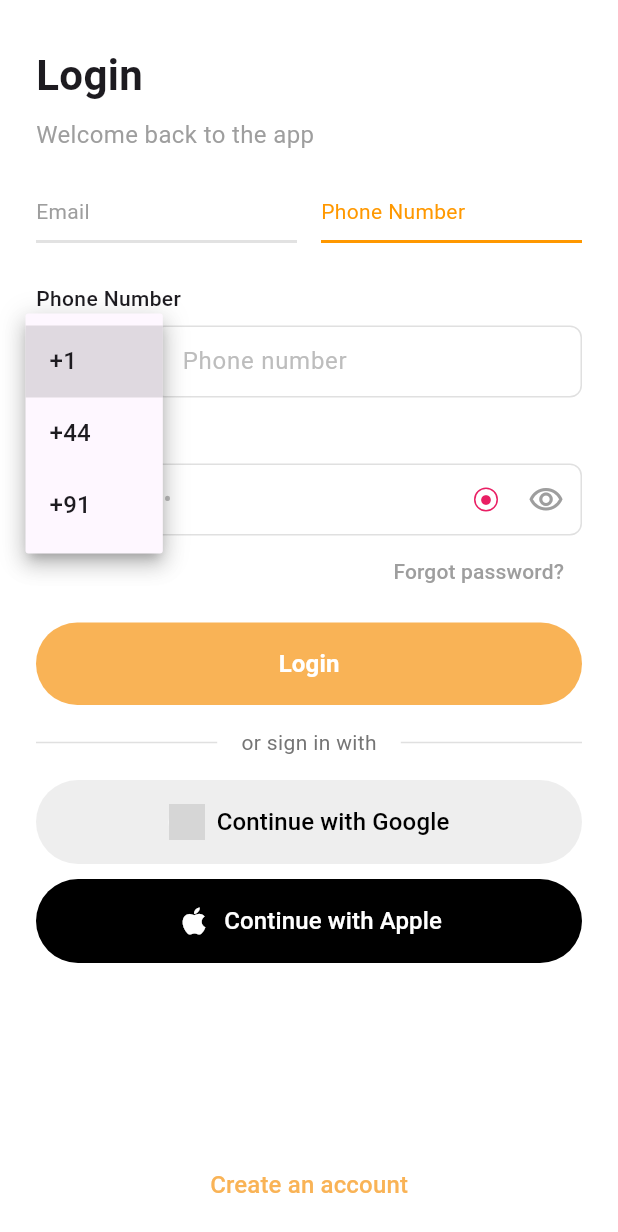
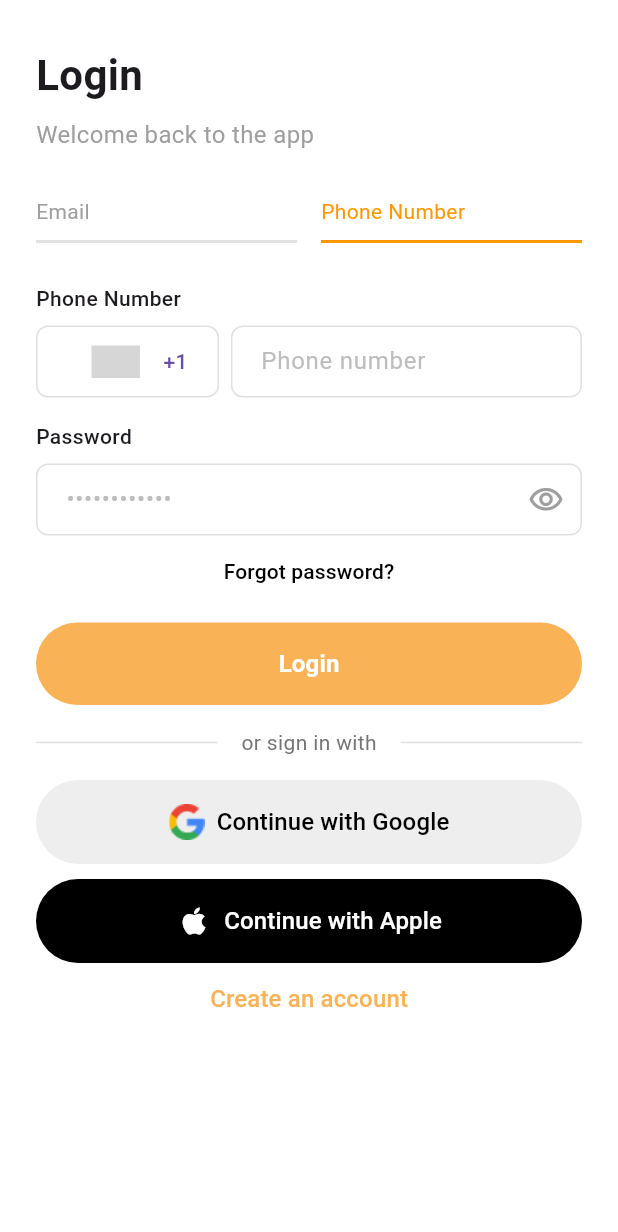
Before and after one commit to engbasel/Stronger-Kiddos, a Flutter app: the Loginview screen opened by its route, after a tap on "Phone Number", after a tap on "+1", on a phone screen of 412 x 824 dp. Shown: the top 1232 px of the screen. Run offline on Flutter 3.47's test engine with Material 3 defaults, Android fonts, the phone set to English and light mode, and no system bars; drawn by our look-alikes of country_code_picker; our stand-ins replace dio, shared_preferences; accounts and stored records are empty; project files that could hold a hidden picture were left out; grey boxes are pictures that could not be loaded.

Commit message:
`feat: updated login view with new form fields and layout`

```diff
--- a/lib/features/authentication/presentation/login/login_view.dart
+++ b/lib/features/authentication/presentation/login/login_view.dart
@@ -1,4 +1,6 @@
 import 'package:flutter/material.dart';
+import 'package:strongerkiddos/features/authentication/presentation/widgets/buildEmailForm.dart';
+import 'package:strongerkiddos/features/authentication/presentation/widgets/buildPhoneForm.dart';
 
 // Login tab options
 enum LoginTabOption { email, phone }
@@ -19,9 +21,6 @@ class _LoginviewState extends State<Loginview> {
   final TextEditingController _passwordController = TextEditingController();
   final TextEditingController _phoneController = TextEditingController();
 
-  // Country code for phone number
-  String _selectedCountryCode = '+1';
-
   @override
   void dispose() {
     _emailController.dispose();
@@ -37,8 +36,8 @@ class _LoginviewState extends State<Loginview> {
       body: SafeArea(
         child: Padding(
           padding: const EdgeInsets.symmetric(horizontal: 24.0),
-          child: Column(
-            crossAxisAlignment: CrossAxisAlignment.start,
+          child: ListView(
+            // crossAxisAlignment: CrossAxisAlignment.start,
             children: [
               const SizedBox(height: 30),
               const Text(
@@ -51,24 +50,32 @@ class _LoginviewState extends State<Loginview> {
                 style: TextStyle(fontSize: 16, color: Colors.grey),
               ),
               const SizedBox(height: 30),
-
-              // Tab options
-              _buildTabOptions(),
-
+              buildTabOptions(),
               const SizedBox(height: 20),
-
               // Login form based on selected tab
               if (_selectedTab == LoginTabOption.email)
-                _buildEmailForm()
-              else
-                _buildPhoneForm(),
+                CustomTextField(
+                  controller: _emailController,
+                  label: 'Email',
+                  hintText: 'Enter your email',
+                  keyboardType: TextInputType.emailAddress,
+                  obscureText: false,
+                ),
 
+              if (_selectedTab == LoginTabOption.phone)
+                PhoneNumberField(
+                  onCountryCodeChanged: (value) {
+                    setState(() {});
+                  },
+                  // countryCodes: [],
+                  phoneController: _phoneController,
+                ),
               const SizedBox(height: 16),
 
               // Password field
-              _buildPasswordField(),
+              buildPasswordField(),
 
-              _buildForgotPassword(),
+              buildForgotPassword(),
 
               const SizedBox(height: 10),
 
@@ -99,7 +106,7 @@ class _LoginviewState extends State<Loginview> {
     );
   }
 
-  Widget _buildTabOptions() {
+  Widget buildTabOptions() {
     return Row(
       children: [
         Expanded(
@@ -171,108 +178,9 @@ class _LoginviewState extends State<Loginview> {
     );
   }
 
-  Widget _buildEmailForm() {
-    return Column(
-      crossAxisAlignment: CrossAxisAlignment.start,
-      children: [
-        const Text(
-          'Email Address',
-          style: TextStyle(fontSize: 14, fontWeight: FontWeight.w500),
-        ),
-        const SizedBox(height: 8),
-        TextField(
-          controller: _emailController,
-          decoration: InputDecoration(
-            hintText: 'johndoe@email.com',
-            hintStyle: TextStyle(color: Colors.grey.shade400),
-            contentPadding: const EdgeInsets.symmetric(
-              horizontal: 16,
-              vertical: 12,
-            ),
-            border: OutlineInputBorder(
-              borderRadius: BorderRadius.circular(8),
-              borderSide: BorderSide(color: Colors.grey.shade300),
-            ),
-            enabledBorder: OutlineInputBorder(
-              borderRadius: BorderRadius.circular(8),
-              borderSide: BorderSide(color: Colors.grey.shade300),
-            ),
-          ),
-          keyboardType: TextInputType.emailAddress,
-        ),
-      ],
-    );
-  }
+  Widget buildPasswordField() {
+    final FocusNode _focusNode = FocusNode();
 
-  Widget _buildPhoneForm() {
-    return Column(
-      crossAxisAlignment: CrossAxisAlignment.start,
-      children: [
-        const Text(
-          'Phone Number',
-          style: TextStyle(fontSize: 14, fontWeight: FontWeight.w500),
-        ),
-        const SizedBox(height: 8),
-        Row(
-          children: [
-            // Country code dropdown
-            Container(
-              height: 48,
-              decoration: BoxDecoration(
-                border: Border.all(color: Colors.grey.shade300),
-                borderRadius: BorderRadius.circular(8),
-              ),
-              padding: const EdgeInsets.symmetric(horizontal: 8),
-              child: DropdownButtonHideUnderline(
-                child: DropdownButton<String>(
-                  value: _selectedCountryCode,
-                  items: const [
-                    DropdownMenuItem(value: '+1', child: Text('+1')),
-                    DropdownMenuItem(value: '+44', child: Text('+44')),
-                    DropdownMenuItem(value: '+91', child: Text('+91')),
-                  ],
-                  onChanged: (value) {
-                    if (value != null) {
-                      setState(() {
-                        _selectedCountryCode = value;
-                      });
-                    }
-                  },
-                  icon: const Icon(Icons.keyboard_arrow_down),
-                ),
-              ),
-            ),
-            const SizedBox(width: 8),
-            // Phone number field
-            Expanded(
-              child: TextField(
-                controller: _phoneController,
-                decoration: InputDecoration(
-                  hintText: 'Phone number',
-                  hintStyle: TextStyle(color: Colors.grey.shade400),
-                  contentPadding: const EdgeInsets.symmetric(
-                    horizontal: 16,
-                    vertical: 12,
-                  ),
-                  border: OutlineInputBorder(
-                    borderRadius: BorderRadius.circular(8),
-                    borderSide: BorderSide(color: Colors.grey.shade300),
-                  ),
-                  enabledBorder: OutlineInputBorder(
-                    borderRadius: BorderRadius.circular(8),
-                    borderSide: BorderSide(color: Colors.grey.shade300),
-                  ),
-                ),
-                keyboardType: TextInputType.phone,
-              ),
-            ),
-          ],
-        ),
-      ],
-    );
-  }
-
-  Widget _buildPasswordField() {
     return Column(
       crossAxisAlignment: CrossAxisAlignment.start,
       children: [
@@ -284,6 +192,7 @@ class _LoginviewState extends State<Loginview> {
         TextField(
           controller: _passwordController,
           obscureText: _obscureText,
+          focusNode: _focusNode,
           decoration: InputDecoration(
             hintText: '••••••••••••',
             hintStyle: TextStyle(color: Colors.grey.shade400),
@@ -299,23 +208,11 @@ class _LoginviewState extends State<Loginview> {
               borderRadius: BorderRadius.circular(8),
               borderSide: BorderSide(color: Colors.grey.shade300),
             ),
-            suffixIcon: Row(
-              mainAxisSize: MainAxisSize.min,
-              children: [
-                Container(
-                  width: 16,
-                  height: 16,
-                  margin: const EdgeInsets.only(right: 8),
-                  decoration: BoxDecoration(
-                    shape: BoxShape.circle,
-                    border: Border.all(color: Colors.pink),
-                    color: Colors.transparent,
+            focusedBorder: OutlineInputBorder(
+              borderRadius: BorderRadius.circular(8),
+              borderSide: const BorderSide(color: Color(0xFF4B5768)),
             ),
-                  child: const Center(
-                    child: Icon(Icons.circle, size: 8, color: Colors.pink),
-                  ),
-                ),
-                IconButton(
+            suffixIcon: IconButton(
               icon: Icon(
                 _obscureText
                     ? Icons.visibility_outlined
@@ -328,22 +225,20 @@ class _LoginviewState extends State<Loginview> {
                 });
               },
             ),
-              ],
-            ),
           ),
         ),
       ],
     );
   }
 
-  Widget _buildForgotPassword() {
+  Widget buildForgotPassword() {
     return Align(
-      alignment: Alignment.centerRight,
+      alignment: Alignment.center,
       child: TextButton(
         onPressed: () {},
         child: const Text(
           'Forgot password?',
-          style: TextStyle(color: Colors.grey, fontSize: 14),
+          style: TextStyle(color: Colors.black, fontSize: 14),
         ),
       ),
     );
@@ -402,7 +297,7 @@ class _LoginviewState extends State<Loginview> {
           elevation: 0,
         ),
         icon: Image.asset(
-          'assets/images/google_logo.png',
+          'assets/png/Google.png',
           width: 24,
           height: 24,
           errorBuilder: (context, error, stackTrace) {
--- /dev/null
+++ b/lib/features/authentication/presentation/widgets/buildEmailForm.dart
@@ -0,0 +1,57 @@
+import 'package:flutter/material.dart';
+
+class CustomTextField extends StatelessWidget {
+  final String label;
+  final String hintText;
+  final TextEditingController controller;
+  final TextInputType keyboardType;
+  final bool obscureText;
+
+  const CustomTextField({
+    Key? key,
+    required this.label,
+    required this.hintText,
+    required this.controller,
+    this.keyboardType = TextInputType.text,
+    this.obscureText = false,
+  }) : super(key: key);
+
+  @override
+  Widget build(BuildContext context) {
+    return Column(
+      crossAxisAlignment: CrossAxisAlignment.start,
+      children: [
+        Text(
+          label,
+          style: const TextStyle(fontSize: 14, fontWeight: FontWeight.w500),
+        ),
+        const SizedBox(height: 8),
+        TextField(
+          controller: controller,
+          decoration: InputDecoration(
+            hintText: hintText,
+            hintStyle: TextStyle(color: Colors.grey.shade400),
+            contentPadding: const EdgeInsets.symmetric(
+              horizontal: 16,
+              vertical: 12,
+            ),
+            focusedBorder: OutlineInputBorder(
+              borderRadius: BorderRadius.circular(8),
+              borderSide: const BorderSide(color: Color(0xFF4B5768)),
+            ),
+            border: OutlineInputBorder(
+              borderRadius: BorderRadius.circular(8),
+              borderSide: BorderSide(color: Colors.grey.shade300),
+            ),
+            enabledBorder: OutlineInputBorder(
+              borderRadius: BorderRadius.circular(8),
+              borderSide: BorderSide(color: Colors.grey.shade300),
+            ),
+          ),
+          keyboardType: keyboardType,
+          obscureText: obscureText,
+        ),
+      ],
+    );
+  }
+}
--- /dev/null
+++ b/lib/features/authentication/presentation/widgets/buildPhoneForm.dart
@@ -0,0 +1,77 @@
+import 'package:flutter/material.dart';
+import 'package:country_code_picker/country_code_picker.dart';
+
+class PhoneNumberField extends StatelessWidget {
+  final TextEditingController phoneController;
+  final ValueChanged<CountryCode> onCountryCodeChanged;
+
+  const PhoneNumberField({
+    Key? key,
+    required this.phoneController,
+    required this.onCountryCodeChanged,
+  }) : super(key: key);
+
+  @override
+  Widget build(BuildContext context) {
+    return Column(
+      crossAxisAlignment: CrossAxisAlignment.start,
+      children: [
+        const Text(
+          'Phone Number',
+          style: TextStyle(fontSize: 14, fontWeight: FontWeight.w500),
+        ),
+        const SizedBox(height: 8),
+        Row(
+          children: [
+            // Country code picker
+            Container(
+              height: 48,
+              decoration: BoxDecoration(
+                border: Border.all(color: Colors.grey.shade300),
+                borderRadius: BorderRadius.circular(8),
+              ),
+              child: CountryCodePicker(
+                onChanged: onCountryCodeChanged,
+                initialSelection: 'US', // Default country code
+                favorite: ['+1', 'US'], // Favorite country codes
+                showCountryOnly: false,
+                showOnlyCountryWhenClosed: false,
+                alignLeft: false,
+                padding: const EdgeInsets.symmetric(horizontal: 8),
+                textStyle: const TextStyle(fontSize: 14),
+              ),
+            ),
+            const SizedBox(width: 8),
+            // Phone number field
+            Expanded(
+              child: TextField(
+                controller: phoneController,
+                decoration: InputDecoration(
+                  hintText: 'Phone number',
+                  hintStyle: TextStyle(color: Colors.grey.shade400),
+                  contentPadding: const EdgeInsets.symmetric(
+                    horizontal: 16,
+                    vertical: 12,
+                  ),
+                  border: OutlineInputBorder(
+                    borderRadius: BorderRadius.circular(8),
+                    borderSide: BorderSide(color: Colors.grey.shade300),
+                  ),
+                  focusedBorder: OutlineInputBorder(
+                    borderRadius: BorderRadius.circular(8),
+                    borderSide: const BorderSide(color: Color(0xFF4B5768)),
+                  ),
+                  enabledBorder: OutlineInputBorder(
+                    borderRadius: BorderRadius.circular(8),
+                    borderSide: BorderSide(color: Colors.grey.shade300),
+                  ),
+                ),
+                keyboardType: TextInputType.phone,
+              ),
+            ),
+          ],
+        ),
+      ],
+    );
+  }
+}
--- a/pubspec.yaml
+++ b/pubspec.yaml
@@ -64,6 +64,7 @@ dependencies:
 
 dev_dependencies:
   build_runner: ^2.4.15
+  country_code_picker: ^3.3.0
   flutter_lints: ^5.0.0
   flutter_svg: ^2.1.0
   flutter_test:
```
Also changed, not shown: assets/png/Google.png (added), pubspec.lock. Lines whose indentation alone changed are shown as unchanged.
